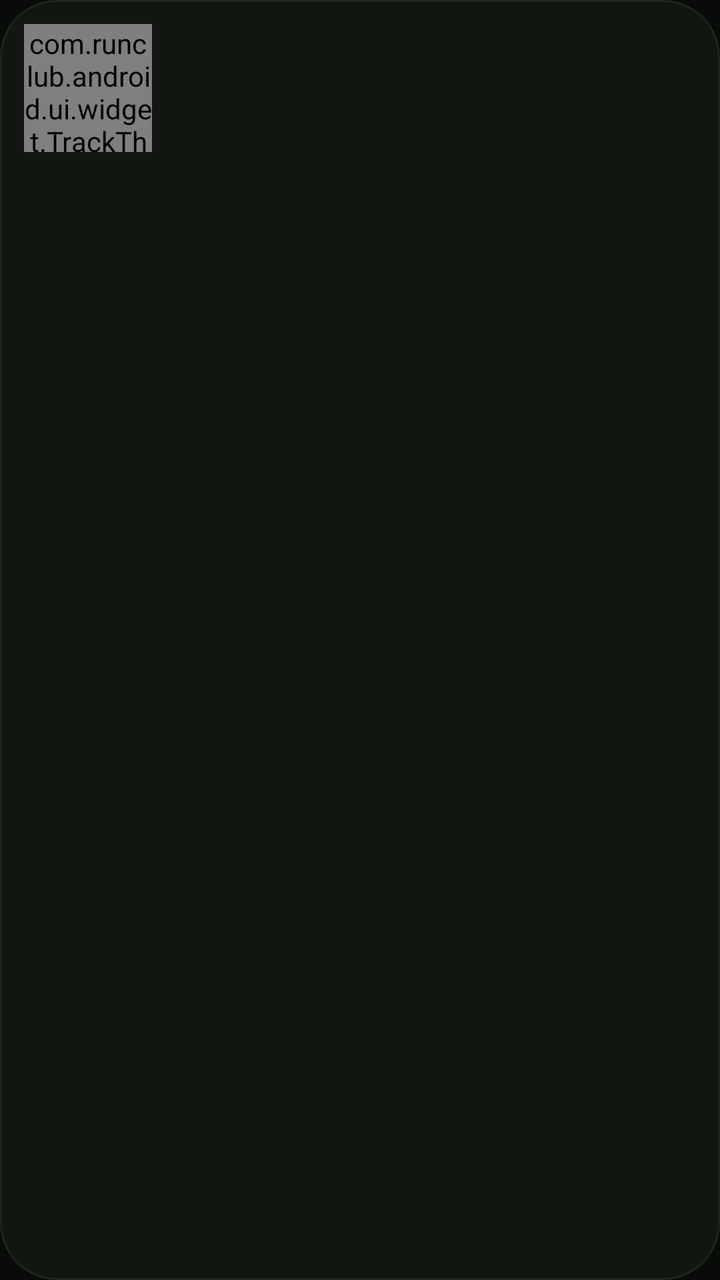
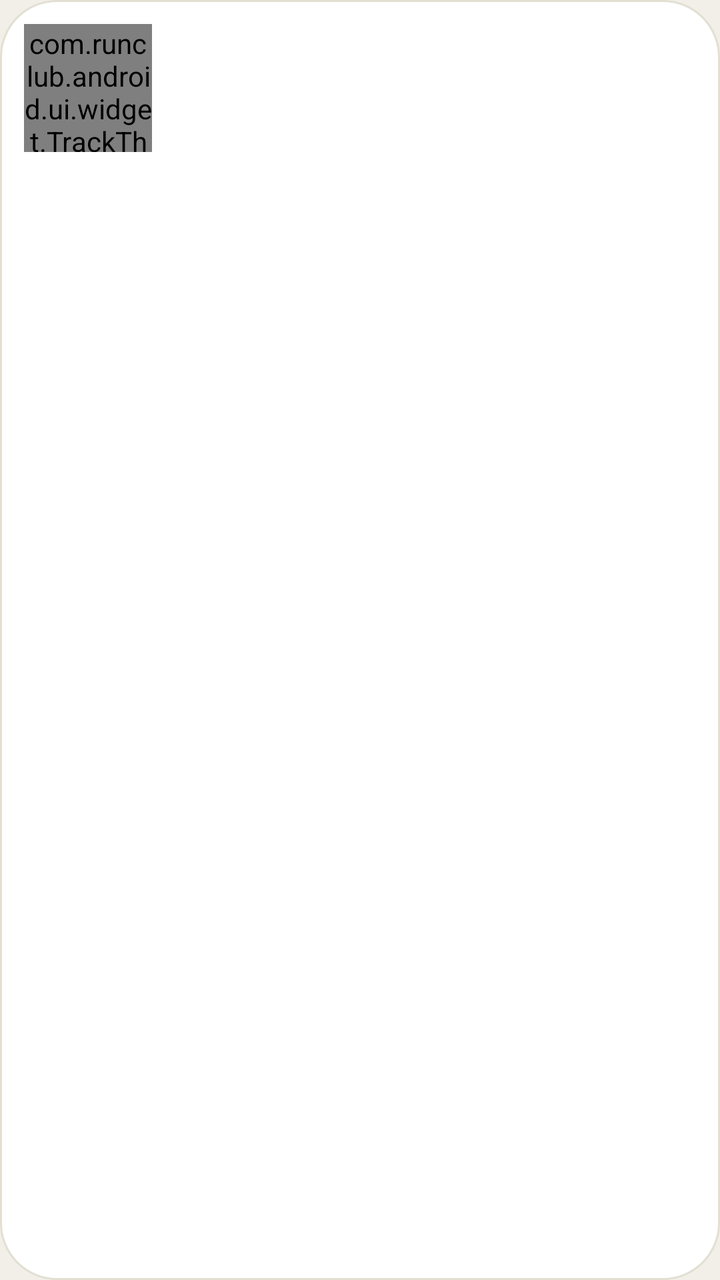

Before-and-after screenshots of an Android layout around one commit, followed by the original layout XML and the change that was made.
<!-- AndroidManifest.xml: application theme Theme.RunClub -->
<!-- res/layout/item_run_history.xml -->
<?xml version="1.0" encoding="utf-8"?>
<LinearLayout xmlns:android="http://schemas.android.com/apk/res/android"
    android:layout_width="match_parent"
    android:layout_height="wrap_content"
    android:layout_marginBottom="12dp"
    android:background="@drawable/bg_card"
    android:clickable="true"
    android:focusable="true"
    android:orientation="vertical"
    android:padding="12dp">

    <LinearLayout
        android:layout_width="match_parent"
        android:layout_height="wrap_content"
        android:gravity="center_vertical"
        android:orientation="horizontal">

        <com.runclub.android.ui.widget.TrackThumbView
            android:id="@+id/thumb"
            android:layout_width="64dp"
            android:layout_height="64dp" />

        <LinearLayout
            android:layout_width="0dp"
            android:layout_height="wrap_content"
            android:layout_marginStart="14dp"
            android:layout_weight="1"
            android:orientation="vertical">

            <LinearLayout
                android:layout_width="wrap_content"
                android:layout_height="wrap_content"
                android:gravity="center_vertical"
                android:orientation="horizontal">

                <TextView
                    android:id="@+id/tvTitle"
                    android:layout_width="wrap_content"
                    android:layout_height="wrap_content"
                    android:textColor="@color/text_primary"
                    android:textSize="13sp"
                    android:textStyle="bold" />

                <TextView
                    android:id="@+id/tvSimulated"
                    android:layout_width="wrap_content"
                    android:layout_height="wrap_content"
                    android:layout_marginStart="8dp"
                    android:background="@drawable/bg_chip_glass"
                    android:paddingStart="8dp"
                    android:paddingTop="1dp"
                    android:paddingEnd="8dp"
                    android:paddingBottom="1dp"
                    android:text="@string/records_simulated"
                    android:textColor="@color/text_muted"
                    android:textSize="11sp"
                    android:textStyle="bold"
                    android:visibility="gone" />
            </LinearLayout>

            <TextView
                android:id="@+id/tvWhen"
                android:layout_width="wrap_content"
                android:layout_height="wrap_content"
                android:layout_marginTop="4dp"
                android:textColor="@color/text_dim"
                android:textSize="11sp" />

            <LinearLayout
                android:layout_width="wrap_content"
                android:layout_height="wrap_content"
                android:layout_marginTop="8dp"
                android:gravity="center_vertical"
                android:orientation="horizontal">

                <TextView
                    android:id="@+id/tvDistance"
                    android:layout_width="wrap_content"
                    android:layout_height="wrap_content"
                    android:textColor="@color/accent_lime"
                    android:textSize="12sp"
                    android:textStyle="bold" />

                <TextView
                    android:id="@+id/tvDuration"
                    android:layout_width="wrap_content"
                    android:layout_height="wrap_content"
                    android:layout_marginStart="12dp"
                    android:textColor="@color/text_soft2"
                    android:textSize="11sp" />

                <TextView
                    android:id="@+id/tvPace"
                    android:layout_width="wrap_content"
                    android:layout_height="wrap_content"
                    android:layout_marginStart="12dp"
                    android:textColor="@color/text_soft2"
                    android:textSize="11sp" />
            </LinearLayout>
        </LinearLayout>
    </LinearLayout>

    
    <LinearLayout
        android:id="@+id/detailContainer"
        android:layout_width="match_parent"
        android:layout_height="wrap_content"
        android:layout_marginTop="12dp"
        android:orientation="vertical"
        android:visibility="gone">

        <View
            android:layout_width="match_parent"
            android:layout_height="1dp"
            android:background="@color/white_08" />

        <com.runclub.android.ui.widget.TrackThumbView
            android:id="@+id/detailThumb"
            android:layout_width="match_parent"
            android:layout_height="180dp"
            android:layout_marginTop="12dp" />

        <LinearLayout
            android:id="@+id/detailSplits"
            android:layout_width="match_parent"
            android:layout_height="wrap_content"
            android:layout_marginTop="12dp"
            android:orientation="vertical" />

        <TextView
            android:id="@+id/btnDelete"
            android:layout_width="match_parent"
            android:layout_height="44dp"
            android:layout_marginTop="12dp"
            android:background="@drawable/bg_chip_glass"
            android:clickable="true"
            android:focusable="true"
            android:gravity="center"
            android:text="@string/records_delete"
            android:textColor="@color/orange_soft"
            android:textSize="12sp" />
    </LinearLayout>
</LinearLayout>
<!-- resources referenced by this layout -->
<resources>
  <color name="accent_lime">#D9FF43</color>
  <color name="orange_soft">#FF7E5C</color>
  <color name="text_dim">#6F7A6F</color>
  <color name="text_muted">#8C978C</color>
  <color name="text_primary">#FFFFFF</color>
  <color name="text_soft2">#AAB4AA</color>
  <color name="white_08">#14FFFFFF</color>
  <!-- drawable bg_card (drawable) -->
  <?xml version="1.0" encoding="utf-8"?>
  <shape xmlns:android="http://schemas.android.com/apk/res/android"
      android:shape="rectangle">
      <solid android:color="@color/bg_card" />
      <corners android:radius="@dimen/radius_card" />
      <stroke
          android:width="1dp"
          android:color="@color/stroke_subtle" />
  </shape>
  <!-- drawable bg_chip_glass (drawable) -->
  <?xml version="1.0" encoding="utf-8"?>
  <shape xmlns:android="http://schemas.android.com/apk/res/android"
      android:shape="rectangle">
      <solid android:color="@color/white_04" />
      <stroke
          android:width="1dp"
          android:color="@color/white_10" />
      <corners android:radius="999dp" />
  </shape>
  <string name="records_delete">删除这条记录</string>
  <string name="records_simulated">模拟</string>
  <style name="Theme.RunClub" parent="Theme.Material3.Dark.NoActionBar">
          <item name="colorPrimary">@color/accent_lime</item>
          <item name="colorOnPrimary">@color/bg_base</item>
          <item name="colorSecondary">@color/accent_orange</item>
          <item name="colorOnSecondary">@color/bg_base</item>
          <item name="android:colorBackground">@color/bg_base</item>
          <item name="android:windowBackground">@color/bg_base</item>
          <item name="android:statusBarColor">@color/bg_outer</item>
          <item name="android:navigationBarColor">@color/bg_outer</item>
          <item name="android:windowLightStatusBar">false</item>
      </style>
  <color name="bg_card">#111611</color>
  <dimen name="radius_card">28dp</dimen>
  <color name="stroke_subtle">#1E261E</color>
  <color name="white_04">#0AFFFFFF</color>
  <color name="white_10">#1AFFFFFF</color>
  <color name="bg_base">#080B08</color>
  <color name="accent_orange">#FF5C35</color>
  <color name="bg_outer">#050705</color>
</resources>

<!-- the commit's change to res/layout/item_run_history.xml (unified diff, before → after) -->
@@ -77,7 +77,7 @@
                     android:id="@+id/tvDistance"
                     android:layout_width="wrap_content"
                     android:layout_height="wrap_content"
-                    android:textColor="@color/accent_lime"
+                    android:textColor="@color/accent_deep"
                     android:textSize="12sp"
                     android:textStyle="bold" />
 
@@ -132,12 +132,12 @@
             android:layout_width="match_parent"
             android:layout_height="44dp"
             android:layout_marginTop="12dp"
-            android:background="@drawable/bg_chip_glass"
+            android:background="@drawable/bg_chip"
             android:clickable="true"
             android:focusable="true"
             android:gravity="center"
             android:text="@string/records_delete"
-            android:textColor="@color/orange_soft"
+            android:textColor="@color/orange_light"
             android:textSize="12sp" />
     </LinearLayout>
 </LinearLayout>
<!-- resource entries referenced after the edit -->
@@ -1,18 +1,30 @@
 <!-- resources referenced by this layout -->
 <resources>
-  <color name="accent_lime">#D9FF43</color>
-  <color name="orange_soft">#FF7E5C</color>
-  <color name="text_dim">#6F7A6F</color>
-  <color name="text_muted">#8C978C</color>
-  <color name="text_primary">#FFFFFF</color>
-  <color name="text_soft2">#AAB4AA</color>
-  <color name="white_08">#14FFFFFF</color>
+  <color name="accent_deep">#8A5A00</color>
+  <color name="orange_light">#B45309</color>
+  <color name="accent_lime">#EF9F27</color>
+  <color name="ink">#2C2C2A</color>
+  <color name="text_dim">#8D897E</color>
+  <color name="text_muted">#6E6A61</color>
+  <color name="text_primary">#2C2C2A</color>
+  <color name="text_soft2">#57544B</color>
+  <color name="white_08">#142C2C2A</color>
   <!-- drawable bg_card (drawable) -->
   <?xml version="1.0" encoding="utf-8"?>
   <shape xmlns:android="http://schemas.android.com/apk/res/android"
       android:shape="rectangle">
       <solid android:color="@color/bg_card" />
       <corners android:radius="@dimen/radius_card" />
+      <stroke
+          android:width="1dp"
+          android:color="@color/stroke_subtle" />
+  </shape>
+  <!-- drawable bg_chip (drawable) -->
+  <?xml version="1.0" encoding="utf-8"?>
+  <shape xmlns:android="http://schemas.android.com/apk/res/android"
+      android:shape="rectangle">
+      <solid android:color="@color/bg_chip" />
+      <corners android:radius="14dp" />
       <stroke
           android:width="1dp"
           android:color="@color/stroke_subtle" />
@@ -29,24 +41,25 @@
   </shape>
   <string name="records_delete">删除这条记录</string>
   <string name="records_simulated">模拟</string>
-  <style name="Theme.RunClub" parent="Theme.Material3.Dark.NoActionBar">
+  <style name="Theme.RunClub" parent="Theme.Material3.Light.NoActionBar">
           <item name="colorPrimary">@color/accent_lime</item>
-          <item name="colorOnPrimary">@color/bg_base</item>
+          <item name="colorOnPrimary">@color/ink</item>
           <item name="colorSecondary">@color/accent_orange</item>
-          <item name="colorOnSecondary">@color/bg_base</item>
+          <item name="colorOnSecondary">#FFFFFF</item>
           <item name="android:colorBackground">@color/bg_base</item>
           <item name="android:windowBackground">@color/bg_base</item>
           <item name="android:statusBarColor">@color/bg_outer</item>
           <item name="android:navigationBarColor">@color/bg_outer</item>
-          <item name="android:windowLightStatusBar">false</item>
+          <item name="android:windowLightStatusBar">true</item>
       </style>
-  <color name="bg_card">#111611</color>
+  <color name="bg_card">#FFFFFF</color>
   <dimen name="radius_card">28dp</dimen>
-  <color name="stroke_subtle">#1E261E</color>
-  <color name="white_04">#0AFFFFFF</color>
-  <color name="white_10">#1AFFFFFF</color>
-  <color name="bg_base">#080B08</color>
-  <color name="accent_orange">#FF5C35</color>
-  <color name="bg_outer">#050705</color>
+  <color name="stroke_subtle">#E3DFD2</color>
+  <color name="bg_chip">#EAE6DA</color>
+  <color name="white_04">#0A2C2C2A</color>
+  <color name="white_10">#1A2C2C2A</color>
+  <color name="bg_base">#F1EFE8</color>
+  <color name="accent_orange">#854F0B</color>
+  <color name="bg_outer">#E9E6DC</color>
 </resources>
 
